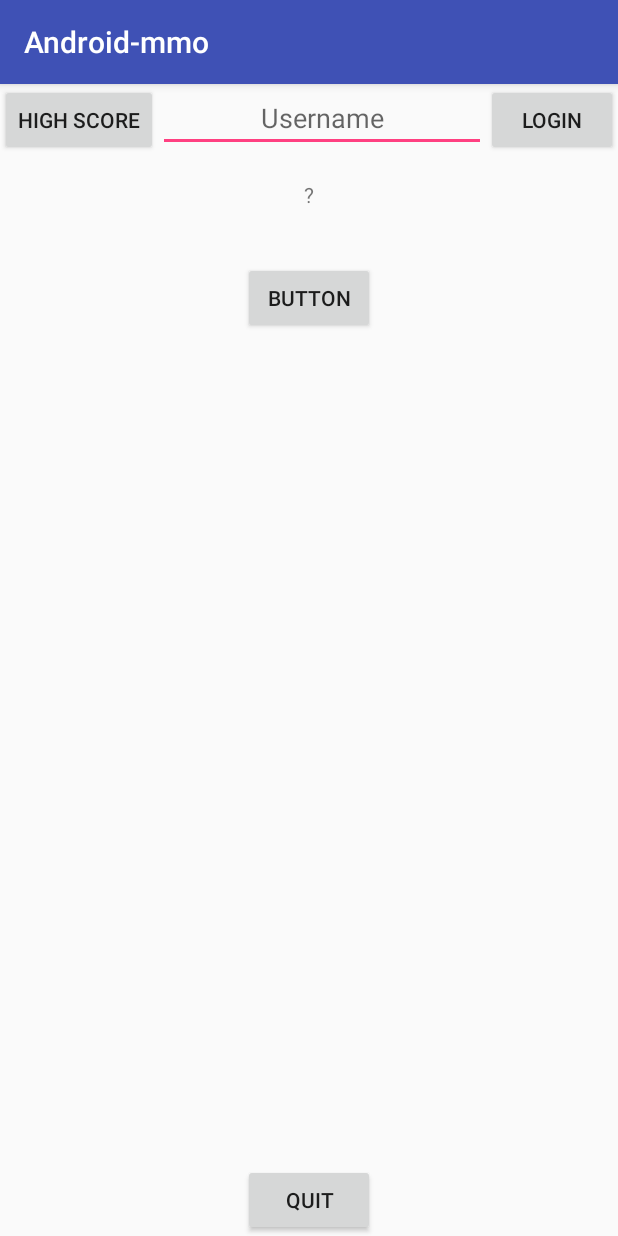
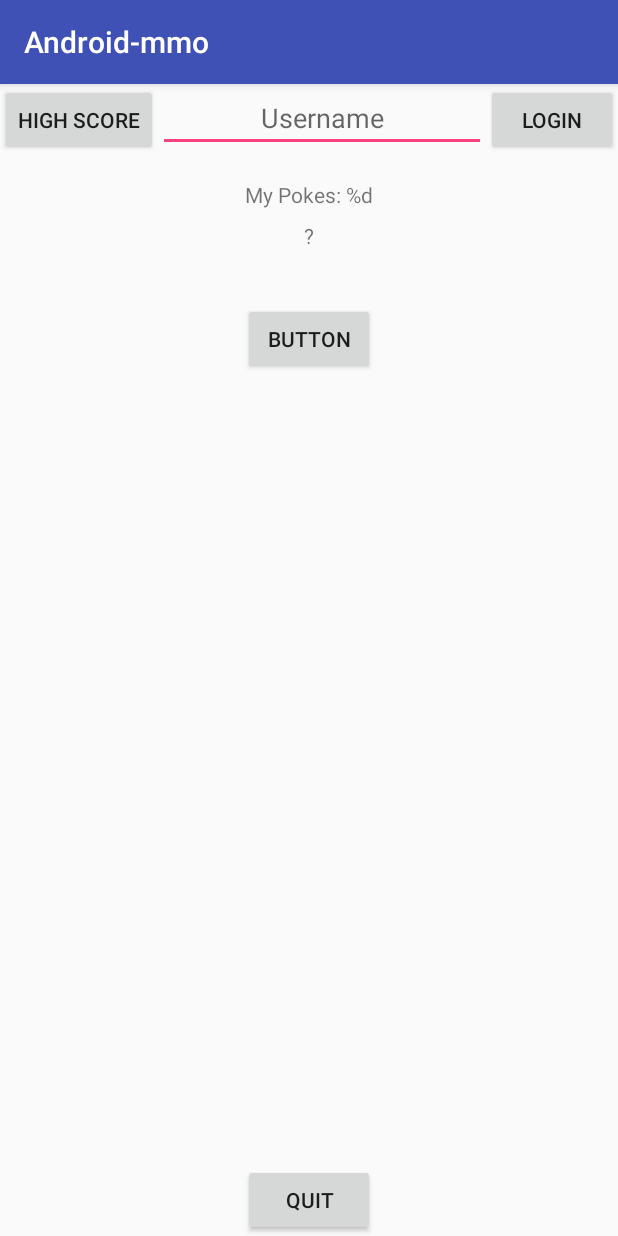
Before and after one commit to ShionTatarian/android-mmo, an Android app: the screen it shows after launch (MainActivity), on a phone screen of 412 x 824 dp. Run offline under Robolectric (Android 15) with nearby library versions, the phone set to English and light mode, and no system bars; our stand-ins replace Firebase (no records; nobody signed in at launch, a user with empty details on screens opened directly); 1 statement that could not run was skipped.

Commit message:
My Pokes wohoo

```diff
--- a/app/src/main/java/fi/qvik/android_mmo/FirebaseHelper.java
+++ b/app/src/main/java/fi/qvik/android_mmo/FirebaseHelper.java
@@ -51,6 +51,7 @@ public class FirebaseHelper {
     private Query playersRef;
 
     private Set<FirebaseScoreListener> scoreListeners = new HashSet<>();
+    private Set<FirebaseScoreListener> myScoreListeners = new HashSet<>();
     private Set<FirebaseHighScoreListener> highScoreListeners = new HashSet<>();
 
     /**
@@ -170,6 +171,17 @@ public class FirebaseHelper {
         scoreRef.addValueEventListener(firebaseScoreListener);
     }
 
+    public void addMyScoreListener(FirebaseScoreListener listener) {
+        String userName = AppUtils.getInstance(context).getUserName();
+        if (TextUtils.isEmpty(userName)) {
+            return;
+        }
+        DatabaseReference myScoreRef = database.getReferenceFromUrl(FIREBASE_PLAYERS + "/" + userName);
+        myScoreListeners.add(listener);
+        myScoreRef.addValueEventListener(firebaseMyScoreListener);
+    }
+
+
     public void removeScoreListener(FirebaseScoreListener listener) {
         scoreListeners.remove(listener);
         if (scoreListeners.isEmpty()) {
@@ -198,6 +210,29 @@ public class FirebaseHelper {
             Log.w(TAG, "Failed to read value.", error.toException());
         }
     };
+
+    private ValueEventListener firebaseMyScoreListener = new ValueEventListener() {
+        @Override
+        public void onDataChange(DataSnapshot dataSnapshot) {
+            // This method is called once with the initial value and again
+            // whenever data at this location is updated.
+            Object storedValue = dataSnapshot.getValue();
+            if (storedValue != null) {
+                final long score = (long) storedValue;
+
+                for (FirebaseScoreListener listener : myScoreListeners) {
+                    listener.onScoreChange(score);
+                }
+            }
+        }
+
+        @Override
+        public void onCancelled(DatabaseError error) {
+            // Failed to read value
+            Log.w(TAG, "Failed to read value.", error.toException());
+        }
+    };
+
 
     private void logDataSnapshot(DataSnapshot dataSnapshot) {
         Object storedValue = dataSnapshot.getValue();
--- a/app/src/main/java/fi/qvik/android_mmo/MainActivity.java
+++ b/app/src/main/java/fi/qvik/android_mmo/MainActivity.java
@@ -50,6 +50,7 @@ public class MainActivity extends AppCompatActivity {
     private final String TAG = getClass().getSimpleName();
 
     private TextView scoreText;
+    private TextView myscoreText;
     private TextView errorText;
     private Button button;
     private Button loginButton;
@@ -63,6 +64,7 @@ public class MainActivity extends AppCompatActivity {
         setContentView(R.layout.activity_main);
         appUtils = AppUtils.getInstance(this);
 
+        myscoreText = findViewById(R.id.myscore_text);
         scoreText = findViewById(R.id.score_text);
         errorText = findViewById(R.id.error_text);
         button = findViewById(R.id.button);
@@ -96,6 +98,7 @@ public class MainActivity extends AppCompatActivity {
 
         updateScore("?");
         FirebaseHelper.getInstance(this).addScoreListener(scoreListener);
+        FirebaseHelper.getInstance(this).addMyScoreListener(myScoreListener);
         FirebaseHelper.getInstance(this).login(loginListener);
     }
 
@@ -122,6 +125,13 @@ public class MainActivity extends AppCompatActivity {
         @Override
         public void onScoreChange(long score) {
             updateScore(getString(R.string.score, score));
+        }
+    };
+
+    private FirebaseScoreListener myScoreListener = new FirebaseScoreListener() {
+        @Override
+        public void onScoreChange(long score) {
+            myscoreText.setText(getString(R.string.myscore, score));
         }
     };
 
--- a/app/src/main/res/layout/activity_main.xml
+++ b/app/src/main/res/layout/activity_main.xml
@@ -42,6 +42,15 @@
     </LinearLayout>
 
     <TextView
+        android:id="@+id/myscore_text"
+        android:layout_width="wrap_content"
+        android:layout_height="wrap_content"
+        android:layout_marginBottom="8dp"
+        android:text="@string/myscore"
+        />
+
+
+    <TextView
         android:id="@+id/score_text"
         android:layout_width="wrap_content"
         android:layout_height="wrap_content"
--- a/app/src/main/res/values/strings.xml
+++ b/app/src/main/res/values/strings.xml
@@ -3,4 +3,6 @@
 
     <string name="score">Total Pokes: %d</string>
 
+    <string name="myscore">My Pokes: %d</string>
+
 </resources>
```
